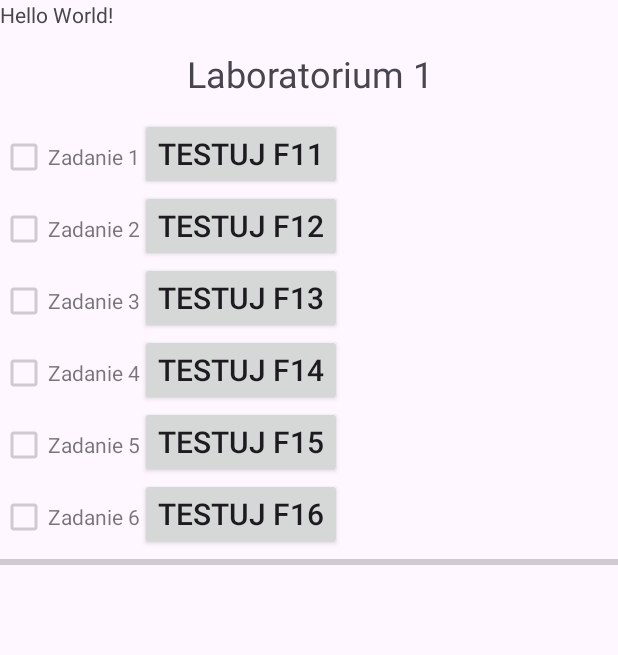
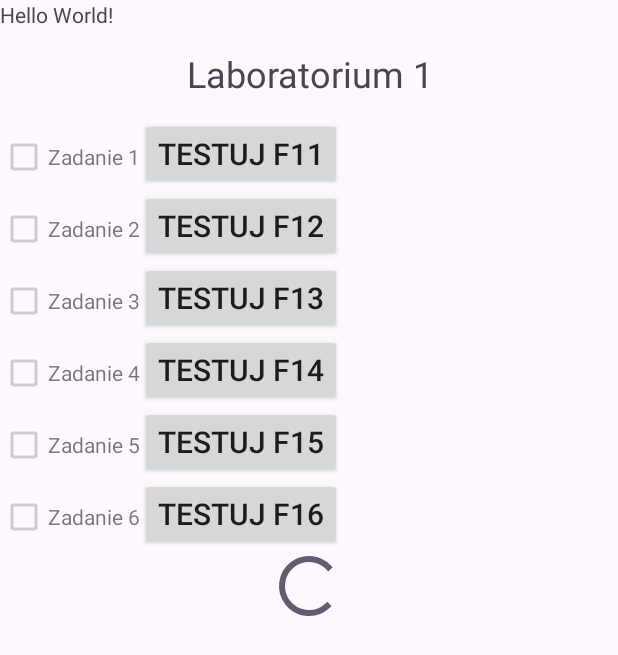
Before and after one commit to Rbabinski2000/Lab-memory, an Android app built with Jetpack Compose: the Lab01Activity screen opened directly, with no data from a screen before it, on a phone screen of 412 x 824 dp. Shown: the top 655 px of the screen. Run offline under Robolectric (Android 15) with nearby library versions, the phone set to English and light mode, and no system bars.

Commit message:
Lab08 finished after merg error

```diff
--- a/app/src/main/java/pl/babinski/lab/Lab01Activity.kt
+++ b/app/src/main/java/pl/babinski/lab/Lab01Activity.kt
@@ -58,11 +58,10 @@ class Lab01Activity : AppCompatActivity() {
             mBoxes.add(checkBox)
             mButtons.add(mButton)
         }
-        mProg=ProgressBar(
+        mProg = ProgressBar(
             this,
             null,
-            androidx.appcompat.R.attr.progressBarStyle,
-            androidx.appcompat.R.style.Widget_AppCompat_ProgressBar_Horizontal
+            android.R.attr.progressBarStyle,
         )
         mProg.max=6
         mLayout.addView(mProg)
--- a/app/src/main/res/layout/activity_lab01.xml
+++ b/app/src/main/res/layout/activity_lab01.xml
@@ -13,4 +13,5 @@
         android:layout_height="wrap_content"
         android:text="Hello World!" />
 
+
 </LinearLayout>
```
